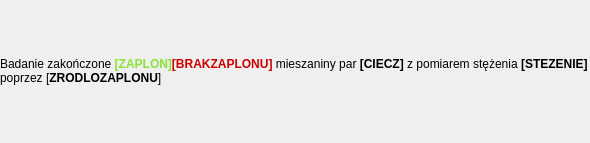
First picture: the form in app/nowytest_9.ui, repository wiacekmarcin/StanowiskoChemiczne, before the edit.
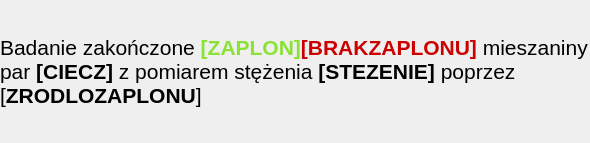
Second picture: the form after the edit. Custom widgets are drawn as their Qt base class.

What changed in the file:
```diff
--- a/app/nowytest_9.ui
+++ b/app/nowytest_9.ui
@@ -10,6 +10,11 @@
     <height>143</height>
    </rect>
   </property>
+  <property name="font">
+   <font>
+    <pointsize>16</pointsize>
+   </font>
+  </property>
   <property name="title" stdset="0">
    <string>Podsumowanie</string>
   </property>
```
